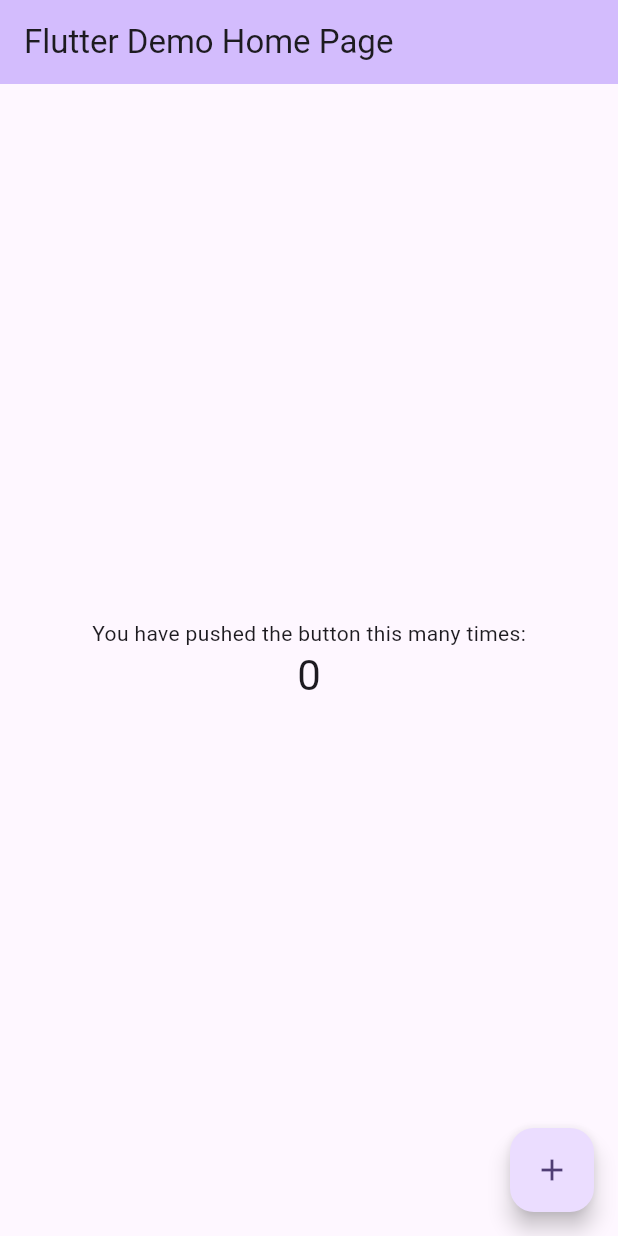
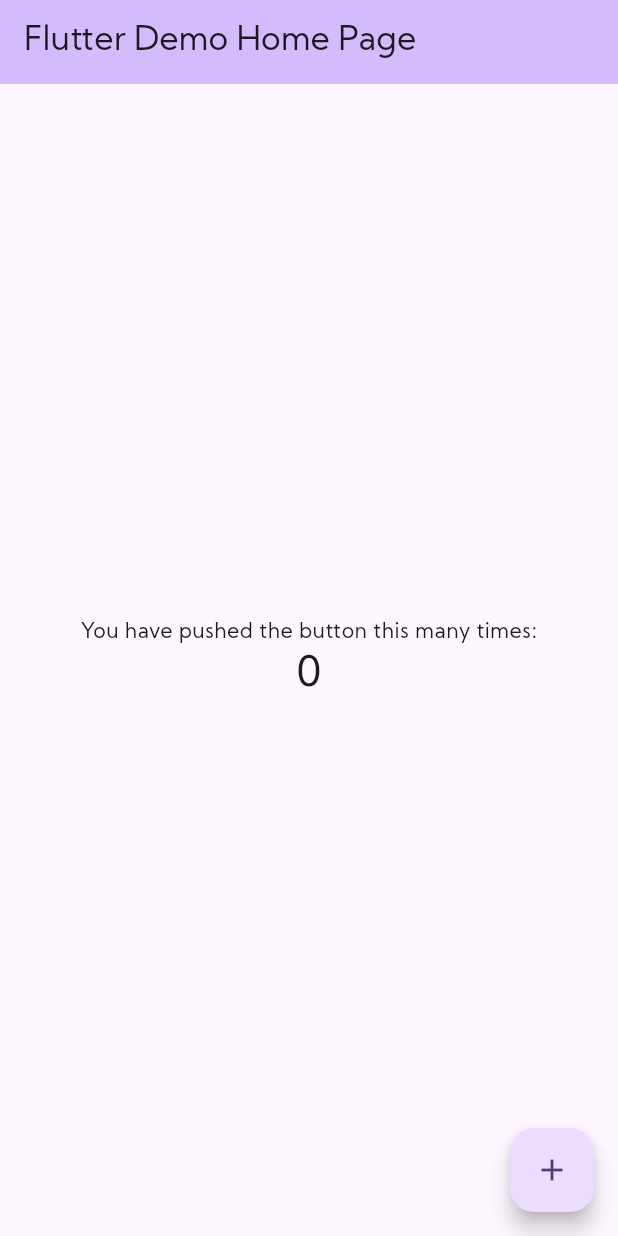
Before and after one commit to maheshbghule2001/sd_marketing_web, a Flutter app: the screen it shows after launch, on a phone screen of 412 x 824 dp. Run offline on Flutter 3.47's test engine with Material 3 defaults, Android fonts, the phone set to English and light mode, and no system bars.

Commit message:
Add app strings and configure custom font in pubspec.yaml

```diff
--- /dev/null
+++ b/lib/constant/app_strings.dart
@@ -0,0 +1,4 @@
+class AppStrings {
+  static const String appName = 'Flutter Demo';
+  static const String fontFamily = 'kumbh-sans';
+}
--- a/lib/main.dart
+++ b/lib/main.dart
@@ -1,4 +1,5 @@
 import 'package:flutter/material.dart';
+import 'package:sd_maketing/constant/app_strings.dart';
 
 void main() {
   runApp(const MyApp());
@@ -13,21 +14,7 @@ class MyApp extends StatelessWidget {
     return MaterialApp(
       title: 'Flutter Demo',
       theme: ThemeData(
-        // This is the theme of your application.
-        //
-        // TRY THIS: Try running your application with "flutter run". You'll see
-        // the application has a purple toolbar. Then, without quitting the app,
-        // try changing the seedColor in the colorScheme below to Colors.green
-        // and then invoke "hot reload" (save your changes or press the "hot
-        // reload" button in a Flutter-supported IDE, or press "r" if you used
-        // the command line to start the app).
-        //
-        // Notice that the counter didn't reset back to zero; the application
-        // state is not lost during the reload. To reset the state, use hot
-        // restart instead.
-        //
-        // This works for code too, not just values: Most code changes can be
-        // tested with just a hot reload.
+       fontFamily: AppStrings.fontFamily,
         colorScheme: ColorScheme.fromSeed(seedColor: Colors.deepPurple),
         useMaterial3: true,
       ),
```
Also changed, not shown: pubspec.yaml (+7 -6 lines), assets/fonts/kumbh-sans/KumbhSans-Bold.ttf (added), assets/fonts/kumbh-sans/KumbhSans-Light.ttf (added), assets/fonts/kumbh-sans/KumbhSans-Regular.ttf (added).
